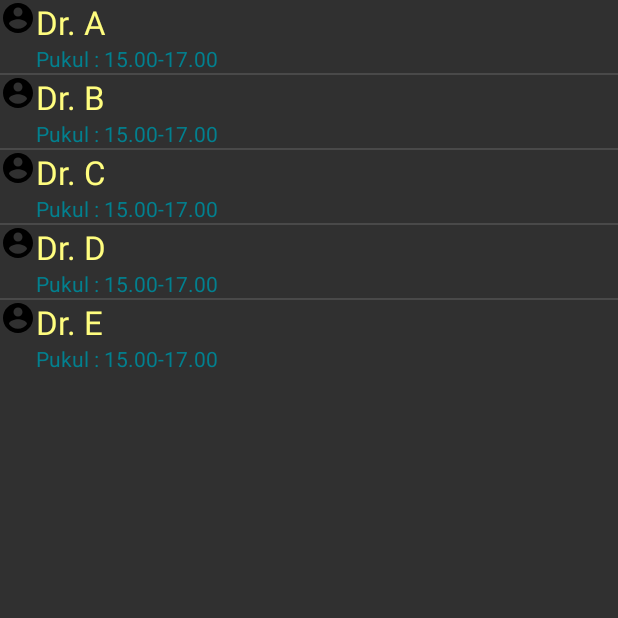
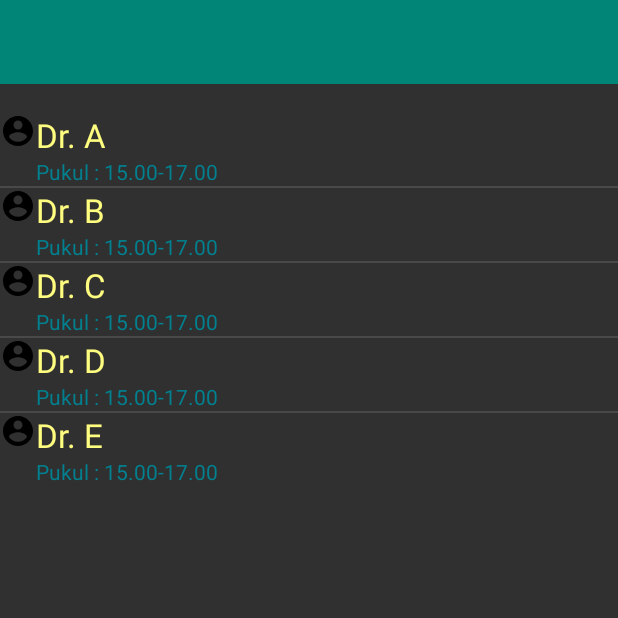
Before and after one commit to syarwanarief/CekJadwalDokter, an Android app: the DokterGigi screen opened directly, with no data from a screen before it, on a phone screen of 412 x 824 dp, the top half of it. Run offline under Robolectric (Android 15) with nearby library versions, the phone set to English and light mode, and no system bars.

Commit message:
second commit

```diff
--- a/app/src/main/res/layout/activity_dokter_gigi.xml
+++ b/app/src/main/res/layout/activity_dokter_gigi.xml
@@ -1,11 +1,25 @@
 <?xml version="1.0" encoding="utf-8"?>
-<RelativeLayout xmlns:android="http://schemas.android.com/apk/res/android"
+<android.support.v4.widget.DrawerLayout
+    xmlns:android="http://schemas.android.com/apk/res/android"
+    xmlns:app="http://schemas.android.com/apk/res-auto"
     xmlns:tools="http://schemas.android.com/tools"
+    android:id="@+id/drawer"
     android:layout_width="match_parent"
     android:layout_height="match_parent"
-    tools:context=".DaftarDokterSpesialis.advent">
+    android:fitsSystemWindows="true"
+    tools:context=".MenuUtama.Drawer">
 
-    <TextView
+    <LinearLayout
+        android:layout_width="match_parent"
+        android:layout_height="match_parent"
+        android:measureWithLargestChild="false"
+        android:orientation="vertical">
+
+        <include
+            android:id="@+id/toolbar"
+            layout="@layout/layout_toolbar" />
+
+        <TextView
         android:layout_width="fill_parent"
         android:layout_height="wrap_content" />
 
@@ -15,4 +29,12 @@
         android:layout_height="wrap_content"
         ></ListView>
 
-</RelativeLayout>
+    </LinearLayout>
+    <android.support.design.widget.NavigationView
+        android:id="@+id/navigation_view"
+        android:layout_width="wrap_content"
+        android:layout_height="match_parent"
+        android:layout_gravity="start"
+        app:headerLayout="@layout/layout_header"
+        app:menu="@menu/item_navigasi" />
+</android.support.v4.widget.DrawerLayout>
```
Also changed, not shown: app/src/main/res/layout/activity_advent.xml (+25 -4 lines).
